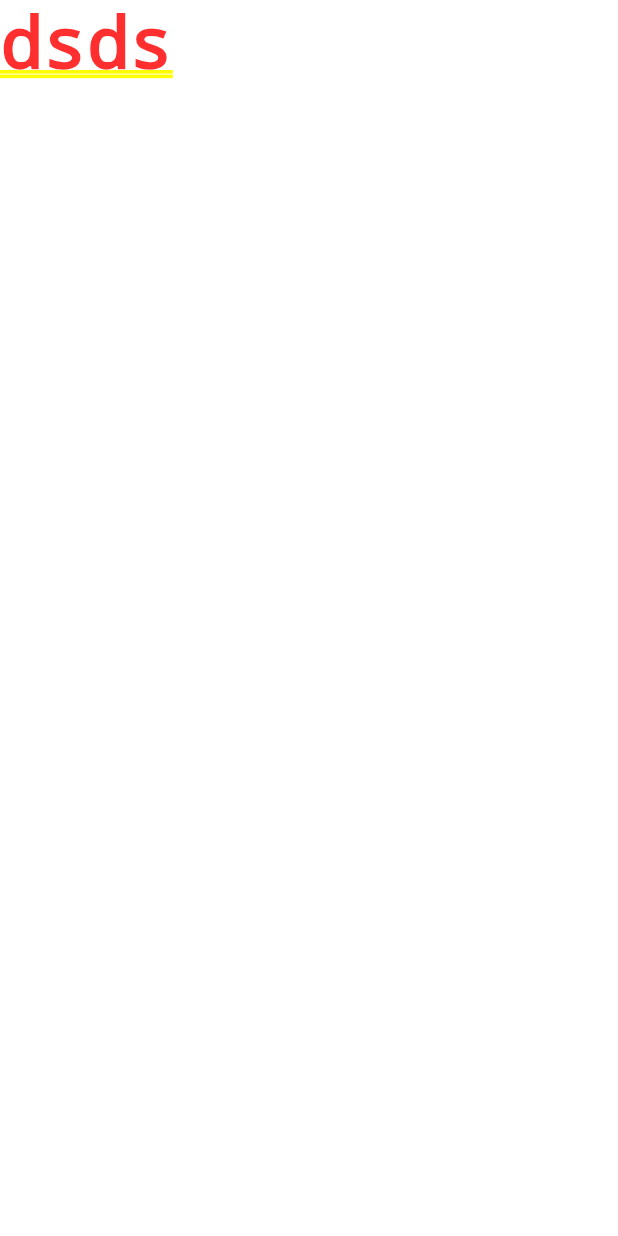
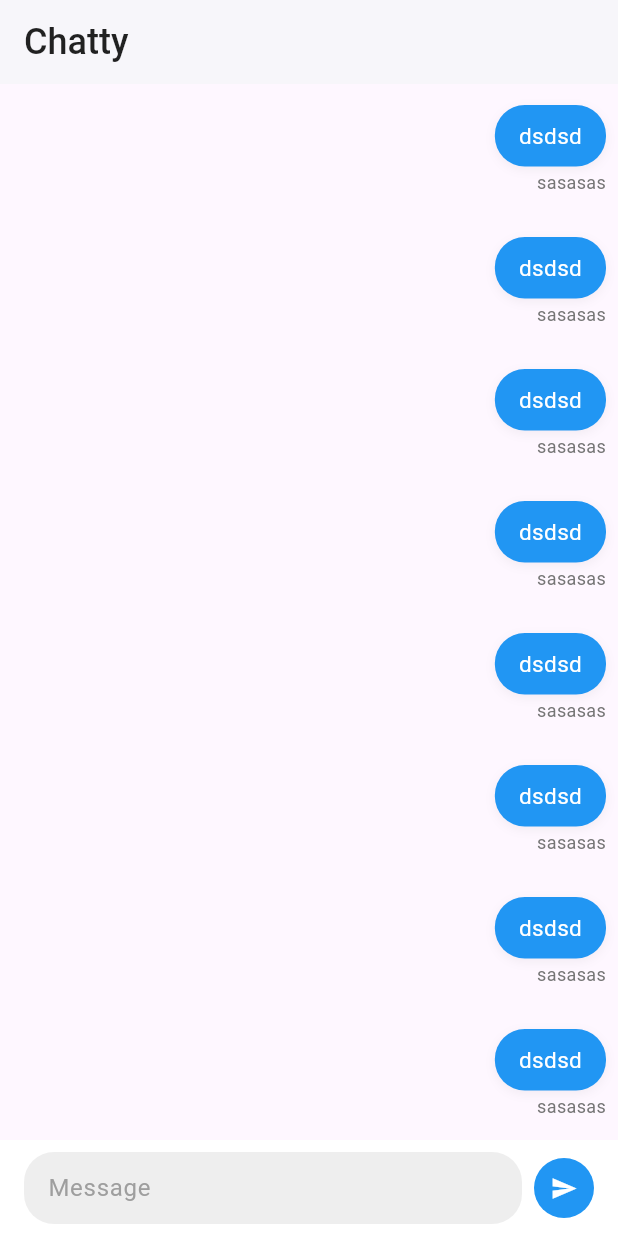
Before and after one commit to anees-dahot/chatty, a Flutter app: the screen it shows after launch, on a phone screen of 412 x 824 dp. Run offline on Flutter 3.47's test engine with Material 3 defaults, Android fonts, the phone set to English and light mode, and no system bars.

Commit message:
created chat screen

```diff
--- a/lib/main.dart
+++ b/lib/main.dart
@@ -1,3 +1,4 @@
+import 'package:chat_app/screens/chat_screen.dart';
 import 'package:flutter/material.dart';
 
 void main() async {
@@ -17,7 +18,7 @@ class MyApp extends StatelessWidget {
         primarySwatch: Colors.teal,
         visualDensity: VisualDensity.adaptivePlatformDensity,
       ),
-      home: Text('dsds'),
+      home: ChatScreen(),
     );
   }
 }
--- /dev/null
+++ b/lib/screens/chat_screen.dart
@@ -0,0 +1,131 @@
+import 'package:flutter/material.dart';
+
+class ChatScreen extends StatefulWidget {
+  const ChatScreen({super.key});
+
+  @override
+  State<ChatScreen> createState() => _ChatScreenState();
+}
+
+class _ChatScreenState extends State<ChatScreen> {
+  final TextEditingController messageController = TextEditingController();
+
+  @override
+  Widget build(BuildContext context) {
+    return Scaffold(
+      appBar: AppBar(
+        title: const Text(
+          'Chatty',
+          style:  TextStyle(
+            fontSize: 24,
+            fontWeight: FontWeight.w500,
+          ),
+        ),
+        backgroundColor: Colors.white,
+        foregroundColor: Colors.black87,
+        elevation: 1,
+      ),
+      body: Column(
+        children: [
+          Expanded(
+            child: ListView.builder(itemCount: 20,itemBuilder: (context, index) {
+              return const Padding(
+                padding:  EdgeInsets.all(8.0),
+                child: MessageBubble(
+                    message: 'dsdsd', isMe: true, time: 'sasasas'),
+              );
+            },)
+          ),
+          Container(
+            padding: const EdgeInsets.symmetric(horizontal: 16, vertical: 8),
+            color: Colors.white,
+            child: Row(
+              children: [
+                Expanded(
+                  child: Container(
+                    padding: const EdgeInsets.symmetric(horizontal: 16),
+                    decoration: BoxDecoration(
+                      color: Colors.grey[200],
+                      borderRadius: BorderRadius.circular(20),
+                    ),
+                    child: TextField(
+                      controller: messageController,
+                      decoration: InputDecoration(
+                        hintText: 'Message',
+                        border: InputBorder.none,
+                        hintStyle: TextStyle(color: Colors.grey[500]),
+                      ),
+                    ),
+                  ),
+                ),
+                const SizedBox(width: 8),
+                CircleAvatar(
+                  backgroundColor: Colors.blue,
+                  child: IconButton(
+                    icon: const Icon(Icons.send, color: Colors.white, size: 18),
+                    onPressed: () {},
+                  ),
+                ),
+              ],
+            ),
+          ),
+        ],
+      ),
+    );
+  }
+}
+
+class MessageBubble extends StatelessWidget {
+  final String message;
+  final bool isMe;
+  final String time;
+
+  const MessageBubble({
+    super.key,
+    required this.message,
+    required this.isMe,
+    required this.time,
+  });
+
+  @override
+  Widget build(BuildContext context) {
+    return Padding(
+      padding: const EdgeInsets.symmetric(vertical: 6),
+      child: Column(
+        crossAxisAlignment:
+            isMe ? CrossAxisAlignment.end : CrossAxisAlignment.start,
+        children: [
+          Container(
+            padding: const EdgeInsets.symmetric(horizontal: 16, vertical: 10),
+            decoration: BoxDecoration(
+              color: isMe ? Colors.blue[500] : Colors.white,
+              borderRadius: BorderRadius.circular(20),
+              boxShadow: [
+                BoxShadow(
+                  color: Colors.black.withOpacity(0.05),
+                  blurRadius: 5,
+                  offset: const Offset(0, 2),
+                ),
+              ],
+            ),
+            child: Text(
+              message,
+              style: TextStyle(
+                color: isMe ? Colors.white : Colors.black87,
+                fontSize: 15,
+              ),
+            ),
+          ),
+          const SizedBox(height: 2),
+          Text(
+            time,
+            style: TextStyle(
+              color: Colors.grey[600],
+              fontSize: 12,
+            ),
+          ),
+        ],
+      ),
+    );
+  }
+}
```
